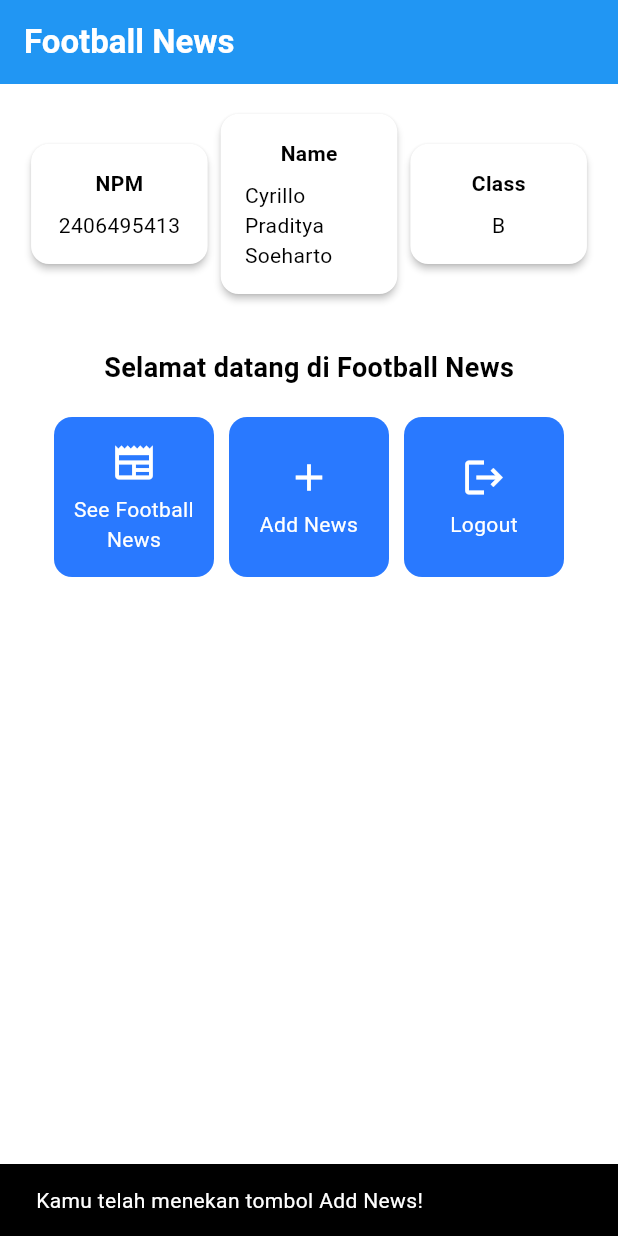
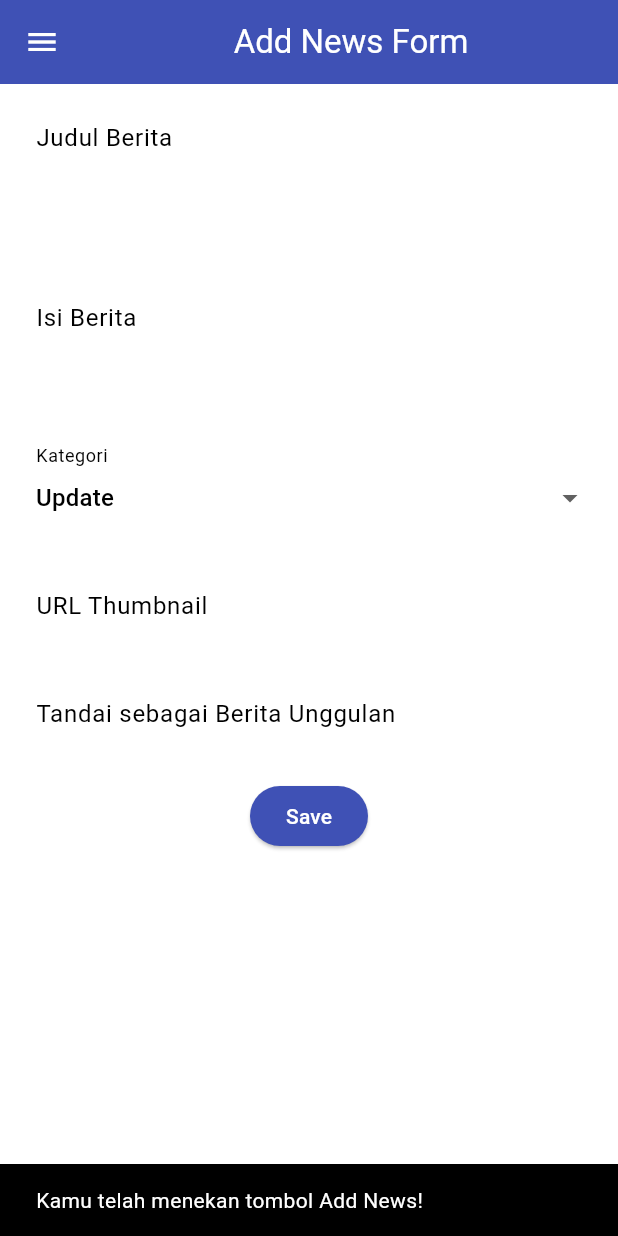
Before and after one commit to LCSUI24/football_news, a Flutter app: the screen it shows after launch, after a tap on "Add News", on a phone screen of 412 x 824 dp. Run offline on Flutter 3.47's test engine with Material 3 defaults, Android fonts, the phone set to English and light mode, and no system bars.

Commit message:
tutorial 7

```diff
--- a/lib/main.dart
+++ b/lib/main.dart
@@ -1,5 +1,5 @@
 import 'package:flutter/material.dart';
-import 'package:football_news/menu.dart';
+import 'package:football_news/screens/menu.dart';
 
 void main() {
   runApp(const MyApp());
--- a/lib/menu.dart
+++ b/lib/screens/menu.dart
@@ -1,5 +1,6 @@
 import 'package:flutter/material.dart';
-
+import 'package:football_news/widgets/left_drawer.dart';
+import 'package:football_news/widgets/news_card.dart';
 class MyHomePage extends StatelessWidget {
   MyHomePage({super.key});
   final String nama = "Cyrillo Praditya Soeharto"; //nama
@@ -29,6 +30,7 @@ class MyHomePage extends StatelessWidget {
         // Warna latar belakang AppBar diambil dari skema warna tema aplikasi.
         backgroundColor: Theme.of(context).colorScheme.primary,
       ),
+      drawer: LeftDrawer(),
       // Body halaman dengan padding di sekelilingnya.
       body: Padding(
         padding: const EdgeInsets.all(16.0),
@@ -131,57 +133,3 @@ class ItemHomepage {
 
   ItemHomepage(this.name, this.icon);
 }
-
-class ItemCard extends StatelessWidget {
-  // Menampilkan kartu dengan ikon dan nama.
-
-  final ItemHomepage item;
-
-  const ItemCard(this.item, {super.key});
-
-  @override
-  Widget build(BuildContext context) {
-    return Material(
-      // Menentukan warna latar belakang dari tema aplikasi.
-      color: Theme.of(context).colorScheme.secondary,
-      // Membuat sudut kartu melengkung.
-      borderRadius: BorderRadius.circular(12),
-
-      child: InkWell(
-        // Aksi ketika kartu ditekan.
-        onTap: () {
-          // Menampilkan pesan SnackBar saat kartu ditekan.
-          ScaffoldMessenger.of(context)
-            ..hideCurrentSnackBar()
-            ..showSnackBar(
-                SnackBar(content: Text("Kamu telah menekan tombol ${item.name}!"))
-            );
-        },
-        // Container untuk menyimpan Icon dan Text
-        child: Container(
-          padding: const EdgeInsets.all(8),
-          child: Center(
-            child: Column(
-              // Menyusun ikon dan teks di tengah kartu.
-              mainAxisAlignment: MainAxisAlignment.center,
-              children: [
-                Icon(
-                  item.icon,
-                  color: Colors.white,
-                  size: 30.0,
-                ),
-                const Padding(padding: EdgeInsets.all(3)),
-                Text(
-                  item.name,
-                  textAlign: TextAlign.center,
-                  style: const TextStyle(color: Colors.white),
-                ),
-              ],
-            ),
-          ),
-        ),
-      ),
-    );
-  }
-
-}
--- /dev/null
+++ b/lib/screens/newslist_form.dart
@@ -0,0 +1,218 @@
+import 'package:flutter/material.dart';
+import 'package:football_news/widgets/left_drawer.dart';
+// TODO: Impor drawer yang sudah dibuat sebelumnya
+
+class NewsFormPage extends StatefulWidget {
+    const NewsFormPage({super.key});
+
+    @override
+    State<NewsFormPage> createState() => _NewsFormPageState();
+}
+
+class _NewsFormPageState extends State<NewsFormPage> {
+    final _formKey = GlobalKey<FormState>();
+    String _title = "";
+    String _content = "";
+    String _category = "update"; // default
+    String _thumbnail = "";
+    bool _isFeatured = false; // default
+
+    final List<String> _categories = [
+      'transfer',
+      'update',
+      'exclusive',
+      'match',
+      'rumor',
+      'analysis',
+    ];
+
+    @override
+    Widget build(BuildContext context) {
+        return Scaffold(
+          appBar: AppBar(
+            title: const Center(
+              child: Text(
+                'Add News Form',
+              ),
+            ),
+            backgroundColor: Colors.indigo,
+            foregroundColor: Colors.white,
+          ),
+          drawer: LeftDrawer(),
+          // TODO: Tambahkan drawer yang sudah dibuat di sini
+          body: Form(
+          key: _formKey,
+          child: SingleChildScrollView(
+            child: Column(
+            crossAxisAlignment: CrossAxisAlignment.start,
+            children:[
+              // === Title ===
+              Padding(
+                padding: const EdgeInsets.all(8.0),
+                child: TextFormField(
+                  decoration: InputDecoration(
+                    hintText: "Judul Berita",
+                    labelText: "Judul Berita",
+                    border: OutlineInputBorder(
+                      borderRadius: BorderRadius.circular(5.0),
+                    ),
+                  ),
+                  onChanged: (String? value) {
+                    setState(() {
+                      _title = value!;
+                    });
+                  },
+                  validator: (String? value) {
+                    if (value == null || value.isEmpty) {
+                      return "Judul tidak boleh kosong!";
+                    }
+                    return null;
+                  },
+                ),
+              ),
+              // === Content ===
+                Padding(
+                  padding: const EdgeInsets.all(8.0),
+                  child: TextFormField(
+                    maxLines: 5,
+                    decoration: InputDecoration(
+                      hintText: "Isi Berita",
+                      labelText: "Isi Berita",
+                      border: OutlineInputBorder(
+                        borderRadius: BorderRadius.circular(5.0),
+                      ),
+                    ),
+                    onChanged: (String? value) {
+                      setState(() {
+                        _content = value!;
+                      });
+                    },
+                    validator: (String? value) {
+                      if (value == null || value.isEmpty) {
+                        return "Isi berita tidak boleh kosong!";
+                      }
+                      return null;
+                    },
+                  ),
+                ),
+
+            // === Category ===
+            Padding(
+              padding: const EdgeInsets.all(8.0),
+              child: DropdownButtonFormField<String>(
+                decoration: InputDecoration(
+                  labelText: "Kategori",
+                  border: OutlineInputBorder(
+                    borderRadius: BorderRadius.circular(5.0),
+                  ),
+                ),
+                value: _category,
+                items: _categories
+                    .map((cat) => DropdownMenuItem(
+                          value: cat,
+                          child: Text(
+                              cat[0].toUpperCase() + cat.substring(1)),
+                        ))
+                    .toList(),
+                onChanged: (String? newValue) {
+                  setState(() {
+                    _category = newValue!;
+                  });
+                },
+              ),
+            ),
+
+            // === Thumbnail URL ===
+            Padding(
+              padding: const EdgeInsets.all(8.0),
+              child: TextFormField(
+                decoration: InputDecoration(
+                  hintText: "URL Thumbnail (opsional)",
+                  labelText: "URL Thumbnail",
+                  border: OutlineInputBorder(
+                    borderRadius: BorderRadius.circular(5.0),
+                  ),
+                ),
+                onChanged: (String? value) {
+                  setState(() {
+                    _thumbnail = value!;
+                  });
+                },
+              ),
+            ),
+
+            // === Is Featured ===
+            Padding(
+              padding: const EdgeInsets.all(8.0),
+              child: SwitchListTile(
+                title: const Text("Tandai sebagai Berita Unggulan"),
+                value: _isFeatured,
+                onChanged: (bool value) {
+                  setState(() {
+                    _isFeatured = value;
+                  });
+                },
+              ),
+            ),
+                        // === Tombol Simpan ===
+                Align(
+                  alignment: Alignment.bottomCenter,
+                  child: Padding(
+                    padding: const EdgeInsets.all(8.0),
+                    child: ElevatedButton(
+                    style: ButtonStyle(
+                      backgroundColor:
+                          MaterialStateProperty.all(Colors.indigo),
+                    ),
+                    onPressed: () {
+                      if (_formKey.currentState!.validate()) {
+                        showDialog(
+                          context: context,
+                          builder: (context) {
+                            return AlertDialog(
+                              title: const Text('Produk berhasil tersimpan'),
+                              content: SingleChildScrollView(
+                                child: Column(
+                                  crossAxisAlignment:
+                                      CrossAxisAlignment.start,
+                                  children: [
+                                    Text('Judul: $_title'),
+                                      Text('Isi: $_content'),
+                                      Text('Kategori: $_category'),
+                                      Text('Thumbnail: $_thumbnail'),
+                                      Text(
+                                          'Unggulan: ${_isFeatured ? "Ya" : "Tidak"}'),
+                                  ],
+                                ),
+                              ),
+                              actions: [
+                                TextButton(
+                                  child: const Text('OK'),
+                                  onPressed: () {
+                                    Navigator.pop(context);
+                                    _formKey.currentState!.reset();
+                                  },
+                                ),
+                              ],
+                            );
+                          },
+                        );
+
+                      }
+                    },
+                    child: const Text(
+                      "Save",
+                      style: TextStyle(color: Colors.white),
+                    ),
+                  ),
+                  ),
+                ),
+              ],
+            ),
+
+
+          ),
+        ),
+      );
+    }
+}
--- /dev/null
+++ b/lib/widgets/left_drawer.dart
@@ -0,0 +1,74 @@
+import 'package:flutter/material.dart';
+import 'package:football_news/screens/menu.dart';
+import 'package:football_news/screens/newslist_form.dart';
+
+class LeftDrawer extends StatelessWidget {
+  const LeftDrawer({super.key});
+
+  @override
+  Widget build(BuildContext context) {
+    return Drawer(
+      child: ListView(
+        children: [
+          const DrawerHeader(
+            // TODO: Bagian drawer header
+             decoration: BoxDecoration(
+                    color: Colors.blue,
+                ),
+                child: Column(
+                    children: [
+                    Text(
+                        'Football News',
+                        textAlign: TextAlign.center,
+                        style: TextStyle(
+                        fontSize: 30,
+                        fontWeight: FontWeight.bold,
+                        color: Colors.white,
+                        ),
+                    ),
+                    Padding(padding: EdgeInsets.all(10)),
+                    Text("Seluruh berita sepak bola terkini di sini!",
+                        // TODO: Tambahkan gaya teks dengan center alignment, font ukuran 15, warna putih, dan weight biasa
+                        textAlign: TextAlign.center,
+                        style: TextStyle(
+                        fontSize: 15,
+                        color: Colors.white,
+                        )
+                        ),
+                    ],
+                ),
+          ),
+          // TODO: Bagian routing
+        ListTile(
+            leading: const Icon(Icons.home_outlined),
+            title: const Text('Home'),
+            // Bagian redirection ke MyHomePage
+            onTap: () {
+                Navigator.pushReplacement(
+                    context,
+                    MaterialPageRoute(
+                    builder: (context) => MyHomePage(),
+                    ));
+            },
+            ),
+        ListTile(
+            leading: const Icon(Icons.post_add),
+            title: const Text('Add News'),
+            // Bagian redirection ke NewsFormPage
+            onTap: () {
+                /*
+                TODO: Buatlah routing ke NewsFormPage di sini,
+                setelah halaman NewsFormPage sudah dibuat.
+                */
+                Navigator.pushReplacement(
+                    context,
+                    MaterialPageRoute(
+                    builder: (context) => NewsFormPage(),
+                    ));
+            },
+            ),
+        ],
+      ),
+    );
+  }
+}
--- /dev/null
+++ b/lib/widgets/news_card.dart
@@ -0,0 +1,67 @@
+import 'package:football_news/screens/newslist_form.dart';
+import 'package:flutter/material.dart';
+import 'package:football_news/screens/menu.dart';
+class ItemCard extends StatelessWidget {
+  // Menampilkan kartu dengan ikon dan nama.
+
+  final ItemHomepage item;
+
+  const ItemCard(this.item, {super.key});
+
+  @override
+  Widget build(BuildContext context) {
+    return Material(
+      // Menentukan warna latar belakang dari tema aplikasi.
+      color: Theme.of(context).colorScheme.secondary,
+      // Membuat sudut kartu melengkung.
+      borderRadius: BorderRadius.circular(12),
+
+      child: InkWell(
+        // Aksi ketika kartu ditekan.
+        onTap: () {
+          // Memunculkan SnackBar ketika diklik
+          ScaffoldMessenger.of(context)
+            ..hideCurrentSnackBar()
+            ..showSnackBar(SnackBar(
+                content: Text("Kamu telah menekan tombol ${item.name}!")));
+
+          // Navigate ke route yang sesuai (tergantung jenis tombol)
+          if (item.name == "Add News") {
+            // TODO: Gunakan Navigator.push untuk melakukan navigasi ke MaterialPageRoute yang mencakup NewsFormPage.
+            Navigator.push(
+              context,
+              MaterialPageRoute(
+                builder: (context) => const NewsFormPage(),
+              ),
+            );
+          }
+
+        },
+        // Container untuk menyimpan Icon dan Text
+        child: Container(
+          padding: const EdgeInsets.all(8),
+          child: Center(
+            child: Column(
+              // Menyusun ikon dan teks di tengah kartu.
+              mainAxisAlignment: MainAxisAlignment.center,
+              children: [
+                Icon(
+                  item.icon,
+                  color: Colors.white,
+                  size: 30.0,
+                ),
+                const Padding(padding: EdgeInsets.all(3)),
+                Text(
+                  item.name,
+                  textAlign: TextAlign.center,
+                  style: const TextStyle(color: Colors.white),
+                ),
+              ],
+            ),
+          ),
+        ),
+      ),
+    );
+  }
+
+}
```
